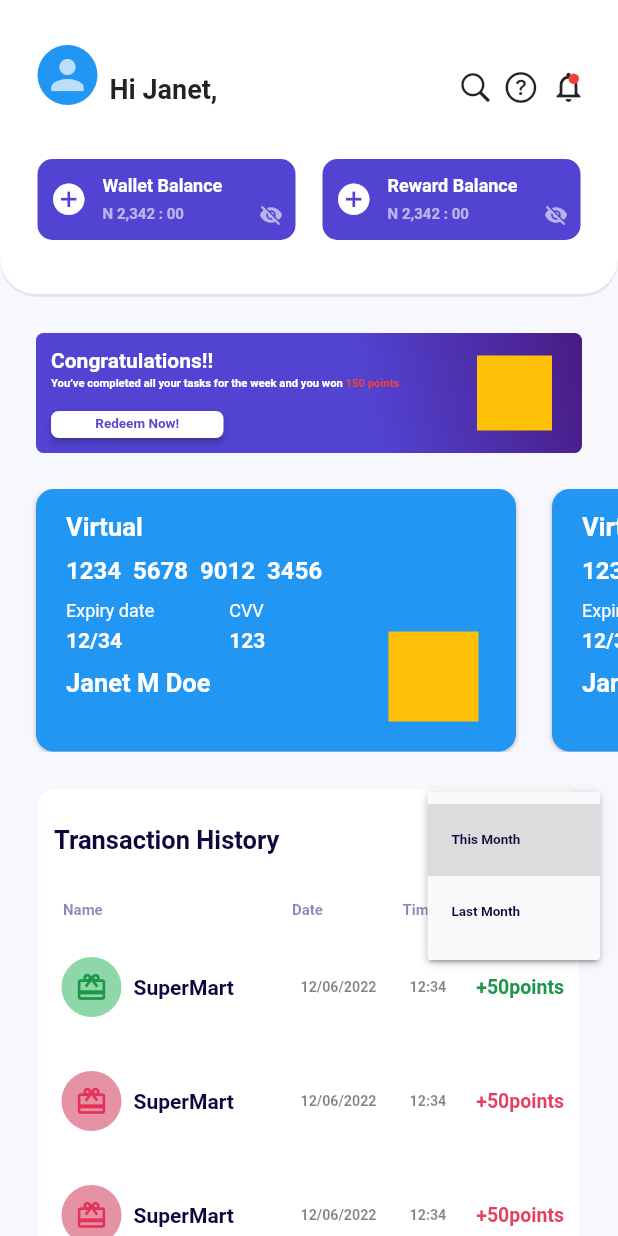
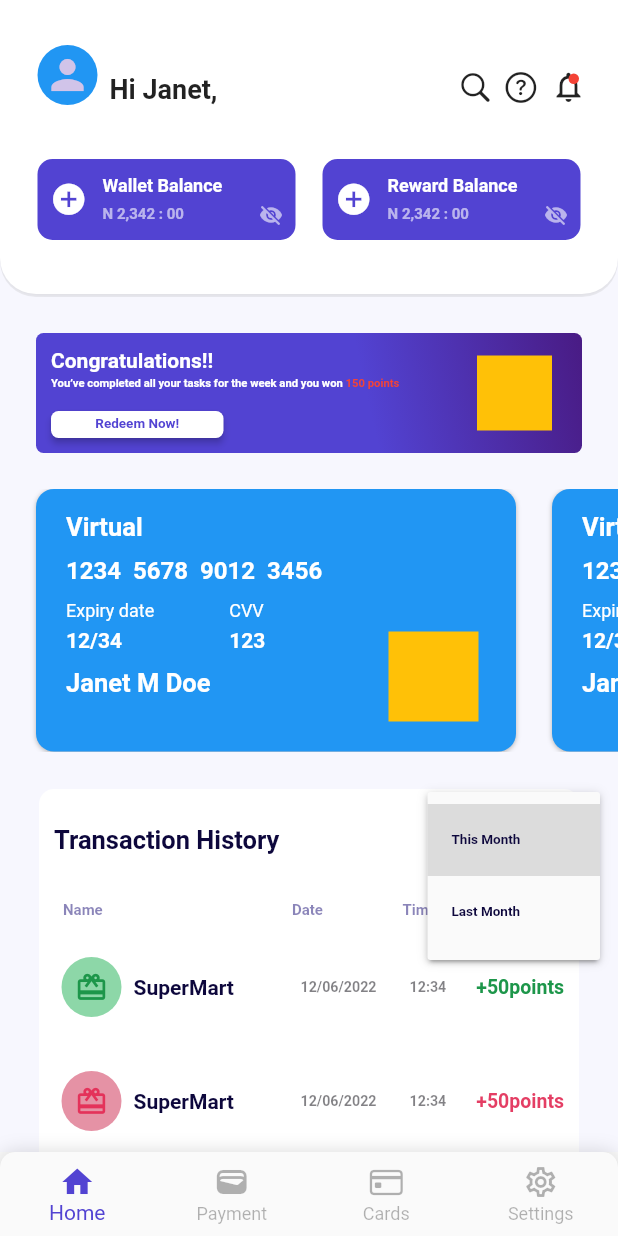
Before and after one commit to toni-21/Assessment-App, a Flutter app: the screen it shows after launch, after a tap on "This Month", on a phone screen of 412 x 824 dp. Run offline on Flutter 3.47's test engine with Material 2 defaults, Android fonts, the light colour scheme and no system bars.

Commit message:
bottom nav bar added

```diff
--- a/lib/main.dart
+++ b/lib/main.dart
@@ -1,4 +1,4 @@
-import 'package:assessment_app/view/pages/dashboard.dart';
+import 'package:assessment_app/view/pages/home.dart';
 import 'package:flutter/material.dart';
 
 void main() {
@@ -13,9 +13,9 @@ class MyApp extends StatelessWidget {
       debugShowCheckedModeBanner: false,
       title: 'Flutter Demo',
       theme: ThemeData(
-        primarySwatch: Colors.blue,
+        primarySwatch: Colors.deepPurple,
       ),
-      home: Dashboard(),
+      home: Home(),
     );
   }
 }
--- /dev/null
+++ b/lib/utils/styles.dart
@@ -0,0 +1,15 @@
+import 'package:flutter/material.dart';
+
+Color darkBlue = Color.fromRGBO(82, 67, 210, 1);
+Color darkPurple = Color.fromRGBO(13, 7, 60, 1);
+Color lightPurple = Color.fromRGBO(61, 52, 139, 0.6);
+Color lightGreen = Color.fromRGBO(141, 215, 168, 1);
+Color darkGreen = Color.fromRGBO(29, 150, 74, 1);
+Color ash = Color.fromRGBO(5, 4, 11, 0.5);
+Color darkPink = Color.fromRGBO(229, 146, 165, 1);
+Color darkerPink = Color.fromRGBO(228, 62, 100, 1);
+Color iconPink = Color.fromRGBO(228, 50, 90, 1);
+Color purple = Color.fromRGBO(73, 27, 132, 1);
+Color backgroundWhite = Color.fromRGBO(247, 247, 254, 1);
+Color white = Color.fromRGBO(255, 255, 255, 1);
+Color lightGray = Color.fromRGBO(0, 0, 0, 0.3);
--- a/lib/view/pages/dashboard.dart
+++ b/lib/view/pages/dashboard.dart
@@ -1,3 +1,4 @@
+import 'package:assessment_app/utils/styles.dart';
 import 'package:assessment_app/view/widgets/notification_icon.dart';
 import 'package:flutter/cupertino.dart';
 import 'package:flutter/material.dart';
@@ -10,19 +11,6 @@ class Dashboard extends StatefulWidget {
 }
 
 class _DashboardState extends State<Dashboard> {
-  Color darkBlue = Color.fromRGBO(82, 67, 210, 1);
-  Color darkPurple = Color.fromRGBO(13, 7, 60, 1);
-  Color lightPurple = Color.fromRGBO(61, 52, 139, 0.6);
-  Color lightGreen = Color.fromRGBO(141, 215, 168, 1);
-  Color darkGreen = Color.fromRGBO(29, 150, 74, 1);
-  Color ash = Color.fromRGBO(5, 4, 11, 0.5);
-  Color darkPink = Color.fromRGBO(229, 146, 165, 1);
-  Color darkerPink = Color.fromRGBO(228, 62, 100, 1);
-  Color iconPink = Color.fromRGBO(228, 50, 90, 1);
-  Color purple = Color.fromRGBO(73, 27, 132, 1);
-  Color backgroundWhite = Color.fromRGBO(247, 247, 254, 1);
-  Color white = Color.fromRGBO(255, 255, 255, 1);
-
   List<String> items = ['This Month ', 'Last Month '];
   String? selectedItem = 'This Month ';
   @override
@@ -436,7 +424,11 @@ class _DashboardState extends State<Dashboard> {
                 width: 360,
                 decoration: BoxDecoration(
                   color: white,
-                      borderRadius: BorderRadius.all(Radius.circular(10))),
+                  borderRadius: BorderRadius.only(
+                    topLeft: Radius.circular(10),
+                    topRight: Radius.circular(10),
+                  ),
+                ),
                 margin: EdgeInsets.only(top: 25),
                 padding:
                     EdgeInsets.only(top: 10, right: 10, left: 10, bottom: 10),
@@ -454,35 +446,8 @@ class _DashboardState extends State<Dashboard> {
                             fontWeight: FontWeight.bold,
                           ),
                         ),
-                          // Container(
-                          //   width: 72,
-                          //   height: 20,
-                          //   child: ElevatedButton(
-                          //     onPressed: () {},
-                          //     child: Row(
-                          //       children: [
-                          //         Text(
-                          //           "This Month",
-                          //           style: TextStyle(
-                          //             color: darkPurple,
-                          //             fontSize: 8,
-                          //             fontWeight: FontWeight.w600,
-                          //           ),
-                          //         ),
-                          //         DropdownButton(items: , onChanged: ),
-                          //       ],
-                          //     ),
-                          //     style: ElevatedButton.styleFrom(
-                          //         primary: Colors.white,
-                          //         elevation: 2,
-                          //         padding: EdgeInsets.all(0),
-                          //         shape: RoundedRectangleBorder(
-                          //             borderRadius: BorderRadius.circular(0))),
-                          //   ),
-                          // )
                         SizedBox(
                           width: 75,
-                            // height: 20,
                           child: DropdownButton<String>(
                             elevation: 2,
                             alignment: Alignment.center,
@@ -560,12 +525,10 @@ class _DashboardState extends State<Dashboard> {
                       primary: false,
                       itemCount: 5,
                       itemBuilder: ((context, index) {
-                          Color avatarColor = (index == 0 || index == 3)
-                              ? lightGreen
-                              : darkPink;
-                          Color pointColor = (index == 0 || index == 3)
-                              ? darkGreen
-                              : darkerPink;
+                        Color avatarColor =
+                            (index == 0 || index == 3) ? lightGreen : darkPink;
+                        Color pointColor =
+                            (index == 0 || index == 3) ? darkGreen : darkerPink;
                         Color iconColor =
                             (index == 0 || index == 3) ? darkGreen : iconPink;
                         return ListTile(
@@ -620,7 +583,8 @@ class _DashboardState extends State<Dashboard> {
                       }),
                     ),
                   ],
-                  ))
+                ),
+              )
             ],
           ),
         ),
--- /dev/null
+++ b/lib/view/pages/home.dart
@@ -0,0 +1,66 @@
+import 'package:assessment_app/utils/styles.dart';
+import 'package:flutter/cupertino.dart';
+import 'package:flutter/material.dart';
+import './dashboard.dart';
+
+class Home extends StatefulWidget {
+  @override
+  State<StatefulWidget> createState() {
+    return _HomeState();
+  }
+}
+
+class _HomeState extends State<StatefulWidget> {
+  int selectedIndex = 0;
+
+  List<Widget> pages = <Widget>[
+    Dashboard(),
+    Dashboard(),
+    Dashboard(),
+    Dashboard(),
+  ];
+  @override
+  Widget build(BuildContext context) {
+    return Scaffold(
+        resizeToAvoidBottomInset: false,
+        body: IndexedStack(index: selectedIndex, children: pages),
+        bottomNavigationBar: Container(
+          decoration: BoxDecoration(
+            borderRadius: BorderRadius.only(
+                topRight: Radius.circular(10), topLeft: Radius.circular(10)),
+            boxShadow: [
+              BoxShadow(
+                  color: Colors.black38.withOpacity(0.15),
+                  spreadRadius: 0,
+                  blurRadius: 10),
+            ],
+          ),
+          child: ClipRRect(
+            borderRadius: BorderRadius.only(
+              topLeft: Radius.circular(10.0),
+              topRight: Radius.circular(10.0),
+            ),
+            child: BottomNavigationBar(
+                currentIndex: selectedIndex,
+                onTap: (index) {
+                  setState(() {
+                    selectedIndex = index;
+                  });
+                },
+                selectedItemColor: darkBlue,
+                unselectedItemColor: lightGray,
+                type: BottomNavigationBarType.fixed,
+                items: [
+                  BottomNavigationBarItem(
+                      icon: Icon(Icons.home), label: 'Home'),
+                  BottomNavigationBarItem(
+                      icon: Icon(Icons.wallet), label: 'Payment'),
+                  BottomNavigationBarItem(
+                      icon: Icon(CupertinoIcons.creditcard), label: 'Cards'),
+                  BottomNavigationBarItem(
+                      icon: Icon(Icons.settings_outlined), label: 'Settings'),
+                ]),
+          ),
+        ));
+  }
+}
```
Lines whose indentation alone changed are shown as unchanged.
